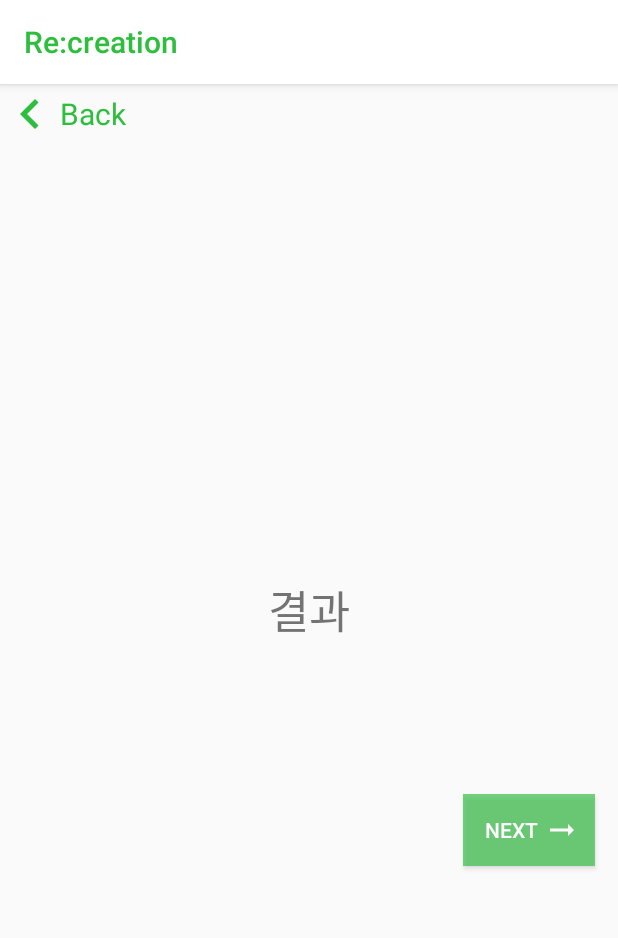
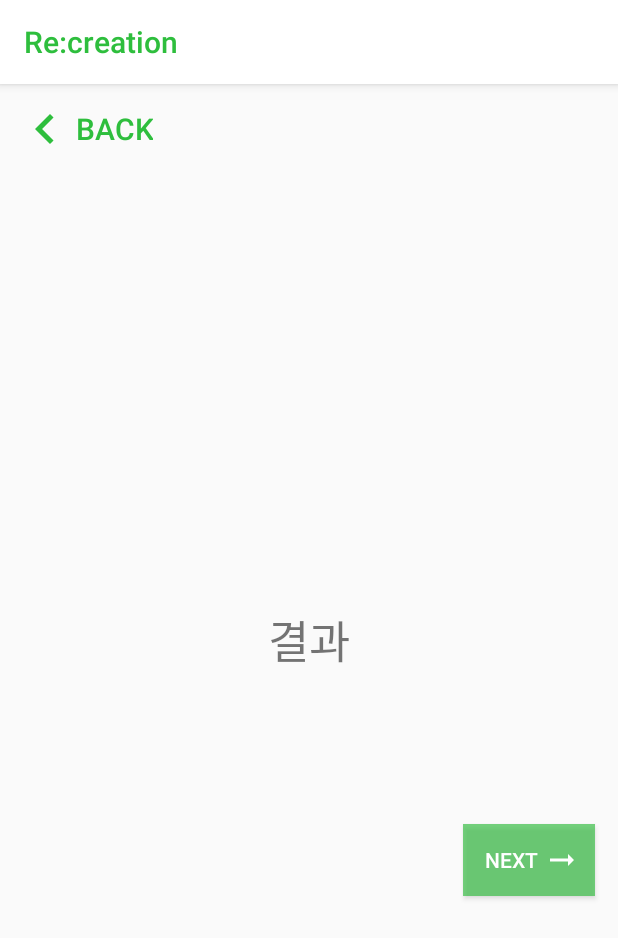
Before and after one commit to DSC-Duksung/2021-Re-creation-Android, an Android app: the CameraActivity screen opened directly, with no data from a screen before it, on a phone screen of 412 x 824 dp. Shown: the top 938 px of the screen. Run offline under Robolectric (Android 15) with nearby library versions, the phone set to English and light mode, and no system bars; our stand-ins replace RxJava; libraries missing offline, so code that uses them is left out: com.karumi.dexter, org.tensorflow.lite; 2 statements that could not run were skipped.

Commit message:
sy: error 수정

```diff
--- a/app/src/main/java/com/example/recreation/CameraActivity.kt
+++ b/app/src/main/java/com/example/recreation/CameraActivity.kt
@@ -123,7 +123,7 @@ class CameraActivity:AppCompatActivity() {
                     // classifier 결과
                     classifier.recognizeImage(bitmap).subscribeBy(
                         onSuccess = {
-                            resultText.text = it.toString().first().toString()
+                            resultText.text = it.toString()
                         }, onError = {
                             resultText.text = "Error"
                         }
--- a/app/src/main/res/layout/activity_camera.xml
+++ b/app/src/main/res/layout/activity_camera.xml
@@ -4,20 +4,16 @@
     android:layout_width="match_parent"
     android:layout_height="match_parent">
 
-    <ImageView
+    <Button
         android:id="@+id/btn_back"
-        android:layout_width="40dp"
-        android:layout_height="40dp"
-        android:src="@drawable/ic_baseline_chevron_left_24" />
-    <TextView
-        android:id="@+id/back"
         android:layout_width="wrap_content"
         android:layout_height="wrap_content"
-        android:text="Back"
+        android:background="#00ffffff"
+        android:text="BACK"
+        android:textSize="20dp"
         android:textColor="@color/main_green"
-        android:textSize="20dp"
-        android:layout_toRightOf="@+id/btn_back"
-        android:layout_marginTop="6dp"/>
+        android:drawableLeft="@drawable/ic_baseline_chevron_left_24"
+        android:padding="10dp" />
 
     <ImageView
         android:id="@+id/img_preview1"
```
